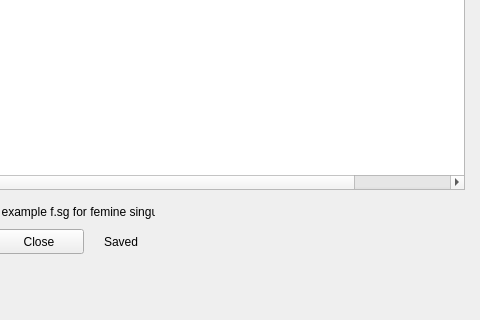
This is ReplacementEditorWindow.ui in rmlockwood/FLExTrans as Qt 5 draws it before an edit; both pictures show x 436 to 916 and y 131 to 451 of the 916 by 451 pixel window. The edited form follows.
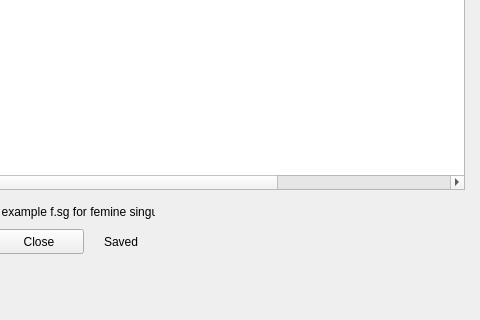
This is the edited form.

Commit message: Replacement Editor: add comment column (#714)

```diff
--- a/ReplacementEditorWindow.ui
+++ b/ReplacementEditorWindow.ui
@@ -68,6 +68,11 @@
       <string>Affixes</string>
      </property>
     </column>
+    <column>
+     <property name="text">
+      <string>Comment</string>
+     </property>
+    </column>
    </widget>
    <widget class="QPushButton" name="addButton">
     <property name="geometry">
```
The commit also changes 2 other files.
